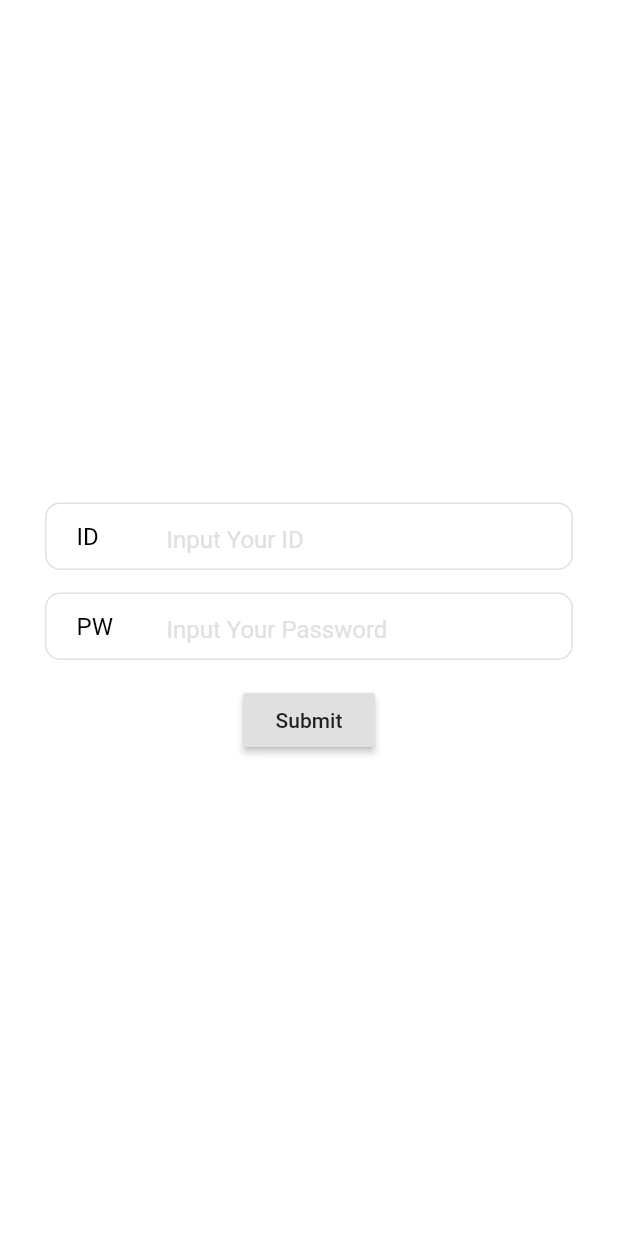
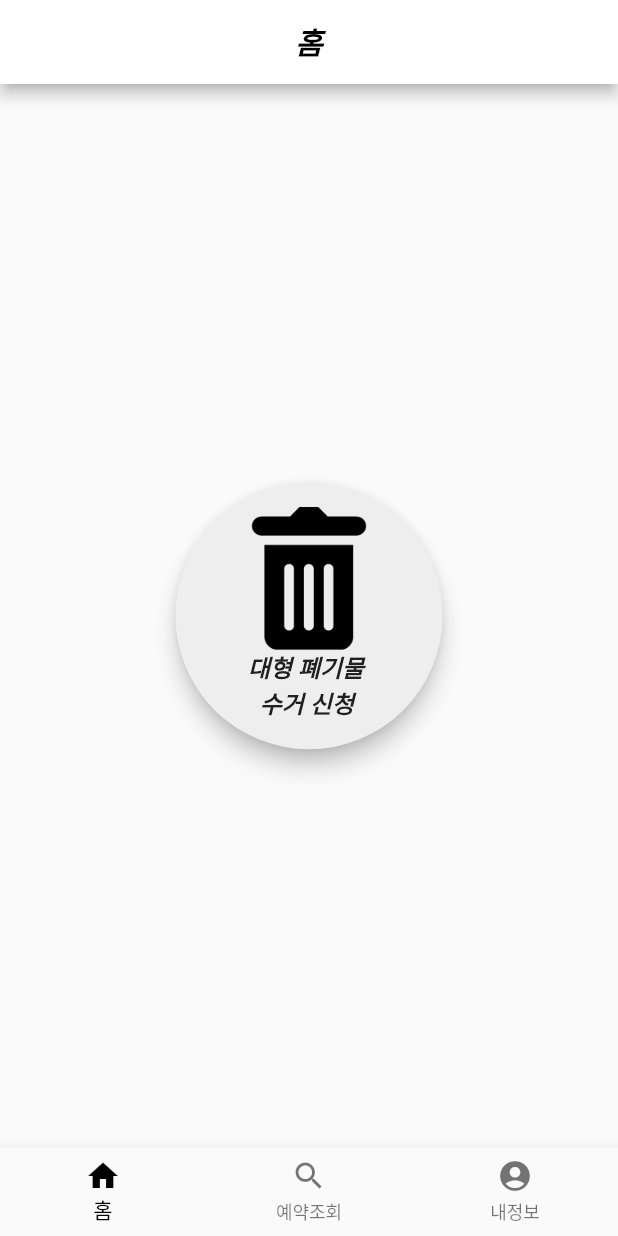
Before and after one commit to Heongilee/Capstone-Team-No_5, a Flutter app: the screen it shows after launch, after a tap on "Submit", on a phone screen of 412 x 824 dp. Run offline on Flutter 3.47's test engine with Material 2 defaults, Android fonts, the phone set to English and light mode, and no system bars; our stand-ins replace page_transition.

Commit message:
2020-04-12 :: Add TabPage & asset

```diff
--- /dev/null
+++ b/capstone_team_no5/lib/HomePage.dart
@@ -0,0 +1,87 @@
+import 'package:flutter/material.dart';
+
+class HomePage extends StatelessWidget {
+  final _FAB_size = 220.0;
+  final _FAB_Imageicon_size = 140.0;
+  int cnt = 0;
+
+  @override
+  Widget build(BuildContext context) {
+    return Scaffold(
+      appBar: AppBar(
+        automaticallyImplyLeading: false,
+        backgroundColor: Colors.white,
+        centerTitle: true,
+        title: Text('홈',
+        style: TextStyle(
+          color: Colors.black,
+          fontWeight: FontWeight.bold,
+          fontStyle: FontStyle.italic
+          ),
+        ),
+      ),
+      body: _buildBody(),
+    );
+  }
+
+  Widget _buildBody() {
+    return SafeArea(
+      child: Center(
+        child: Column(
+          mainAxisAlignment: MainAxisAlignment.center,
+          children: <Widget>[
+            // TODO : 공지 사항이나 다른 컨테이너 추가하기.
+            Container(
+            width: _FAB_size,
+            height: _FAB_size,
+            margin: EdgeInsets.all(5.0),
+            padding: EdgeInsets.all(5.0),
+            alignment: Alignment.center,
+            child: MaterialButton(
+              // 대형 폐기물 수거 신청 처리 작동...
+              onPressed: () {
+                  cnt += 1;
+                  print("$cnt 번 눌렸습니다.");
+              },
+              shape: CircleBorder(),
+              child: Stack(
+                alignment: Alignment.topCenter,
+                children: <Widget>[
+                  SizedBox(
+                    width: _FAB_size,
+                    height: _FAB_size,
+                    child: FloatingActionButton(
+                      backgroundColor: Colors.grey[200],
+                      onPressed: null,
+                    ),
+                  ),
+                  Positioned(
+                    top: 10.0,
+                    child: SizedBox(
+                      width: _FAB_Imageicon_size,
+                      height: _FAB_Imageicon_size,
+                      child: Image(image: AssetImage('assets/icon/Trash_bin.png')),
+                      // child: Image.network('https://lh3.googleusercontent.com/proxy/cC_vGiZHgVk-CkvfOB2i-ifB0Km3I2DMhAtDdLuGC1fck8sVrhqhg82LCWyQam124D9un6PZjs9oqEmrT8QcBbdM0oCr1YVMlevLUOybGoYs4o4B_w'),
+                      // child: CachedNetworkImage(
+                      //   // imageUrl: 'assets/icon/Trash_bin.png',
+                      //   imageUrl: 'assets/images/Logo.png',
+                      //   // imageUrl: 'https://lh3.googleusercontent.com/proxy/cC_vGiZHgVk-CkvfOB2i-ifB0Km3I2DMhAtDdLuGC1fck8sVrhqhg82LCWyQam124D9un6PZjs9oqEmrT8QcBbdM0oCr1YVMlevLUOybGoYs4o4B_w',
+                      //   // progressIndicatorBuilder: (context, url, downloadProgress) => CircularProgressIndicator(),
+                      //   errorWidget: (context, url, error) => Icon(Icons.error),
+                      // ),
+                    ),
+                  ),
+                  Positioned(
+                    bottom: 35.0,
+                    child: Text('대형 폐기물 \n  수거 신청', style: TextStyle(fontSize: 16.0, fontWeight: FontWeight.bold,fontStyle: FontStyle.italic)),
+                  ),
+                ],
+              ),
+            ),
+          ),
+          ],
+        ),
+      ),
+    );
+  }
+}
--- a/capstone_team_no5/lib/MainPage.dart
+++ b/capstone_team_no5/lib/MainPage.dart
@@ -1,4 +1,5 @@
 import 'package:flutter/material.dart';
+import 'package:recycle/TabPage.dart';
 
 class MainPage extends StatelessWidget {
   TextEditingController _id = TextEditingController();
@@ -8,11 +9,11 @@ class MainPage extends StatelessWidget {
   Widget build(BuildContext context) {
     return Scaffold(
       //appBar: AppBar(),
-      body: _buildBody(),
+      body: _buildBody(context),
     );
   }
 
-  Widget _buildBody() {
+  Widget _buildBody(BuildContext context) {
     return Container(
       color: Colors.white,
       child: Column(
@@ -101,7 +102,11 @@ class MainPage extends StatelessWidget {
           RaisedButton(
             child: Text('Submit'),
             color: Colors.grey[300],
-            onPressed: (){},
+            onPressed: () {
+              Navigator.push(context, MaterialPageRoute(builder: (context) => TabPage()));
+              _id.clear();
+              _pw.clear();
+            },
           ),
         ],
       ),
--- /dev/null
+++ b/capstone_team_no5/lib/TabPage.dart
@@ -0,0 +1,49 @@
+import 'package:flutter/material.dart';
+import 'package:recycle/HomePage.dart';
+import 'package:recycle/MyInfo.dart';
+import 'package:recycle/ReservationList.dart';
+
+class TabPage extends StatefulWidget {
+  @override
+  _TabPageState createState() => _TabPageState();
+}
+
+class _TabPageState extends State<TabPage> {
+  int _selectedIdx = 0;
+  List _pages;
+
+  @override
+  void initState() {
+    super.initState();
+
+    _pages = [
+      HomePage(),
+      ReservationList(),
+      MyInfo(),
+    ];
+  }
+
+  @override
+  Widget build(BuildContext context) {
+    return Scaffold(
+      // appBar: AppBar(),
+      body: Center(child: _pages[_selectedIdx],),
+      bottomNavigationBar: BottomNavigationBar(
+        fixedColor: Colors.black,
+        onTap: _onItemTapped,
+        currentIndex: _selectedIdx,
+        items: <BottomNavigationBarItem>[
+          BottomNavigationBarItem(icon: Icon(Icons.home), title: Text('홈')),
+          BottomNavigationBarItem(icon: Icon(Icons.search), title: Text('예약조회')),
+          BottomNavigationBarItem(icon: Icon(Icons.account_circle), title: Text('내정보')),
+        ],
+      ),
+    );
+  }
+
+  void _onItemTapped(int value) {
+    setState(() {
+      _selectedIdx = value;
+    });
+  }
+}
--- a/capstone_team_no5/lib/main.dart
+++ b/capstone_team_no5/lib/main.dart
@@ -1,5 +1,7 @@
 import 'package:flutter/material.dart';
-import 'package:recycle/RootPage.dart';
+import 'package:recycle/HomePage.dart';
+import 'package:recycle/RootPage.dart'; // 원래 페이지
+import 'package:recycle/TabPage.dart';  // 테스트 1
 
 void main() => runApp(MyApp());
 
@@ -13,6 +15,7 @@ class MyApp extends StatelessWidget {
         // brightness: Brightness.dark,
         primarySwatch: Colors.blue,
       ),
+      // home: TabPage(),
       home: RootPage(),
     );
   }
--- a/capstone_team_no5/pubspec.yaml
+++ b/capstone_team_no5/pubspec.yaml
@@ -21,8 +21,8 @@ dependencies:
     sdk: flutter
   page_transition: ^1.1.5
 
-  # ?? ??;;
-  cached_network_image: ^2.0.0
+  # Image.network()는 페이지 전환할 때 마다 이미지를 다시 불러와 비효율적이다. 캐시로 저장하고 있으면 좋다.
+  cached_network_image: ^2.1.0+1
 
   # The following adds the Cupertino Icons font to your application.
   # Use with the CupertinoIcons class for iOS style icons.
@@ -40,6 +40,7 @@ dev_dependencies:
 flutter:
   assets:
     - assets/images/Logo.png
+    - assets/icon/Trash_bin.png
   # The following line ensures that the Material Icons font is
   # included with your application, so that you can use the icons in
   # the material Icons class.
```
Also changed, not shown: capstone_team_no5/lib/MyInfo.dart (added, +37 -0 lines), capstone_team_no5/lib/ReservationList.dart (added, +22 -0 lines), capstone_team_no5/assets/icon/Trash_bin.png (added), capstone_team_no5/lib/RootPage.dart (line endings or trailing spaces).
